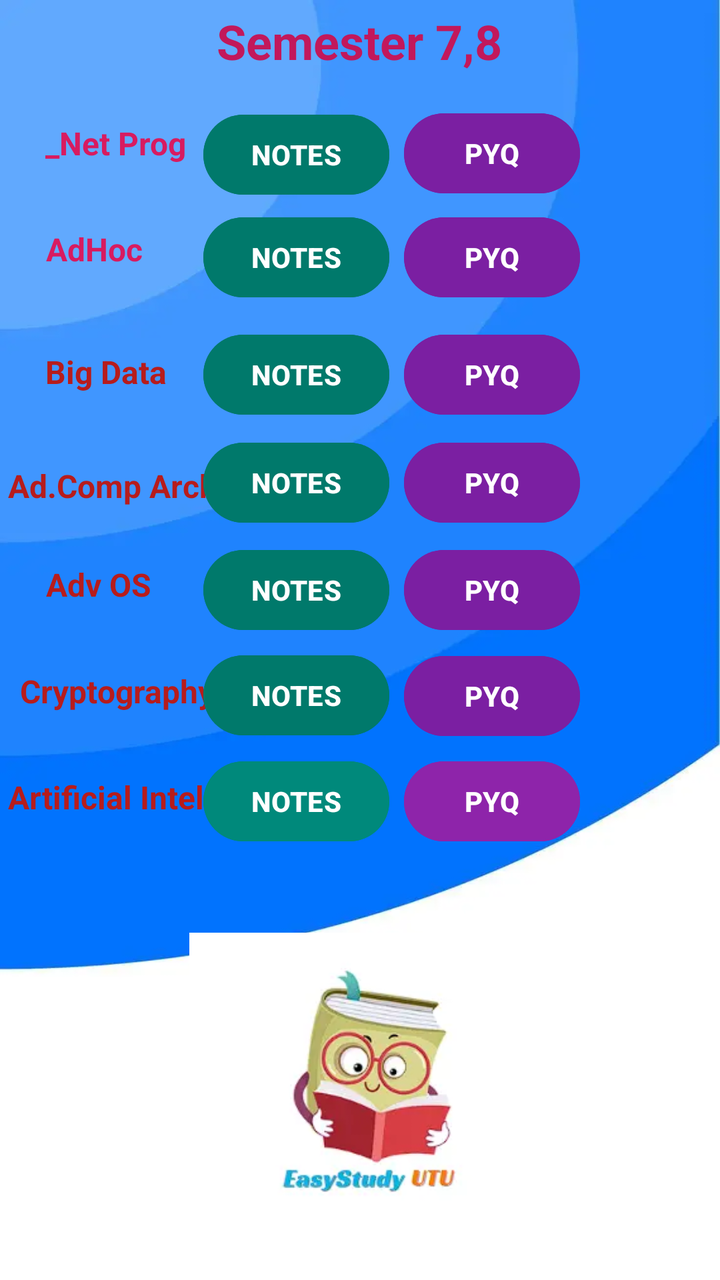
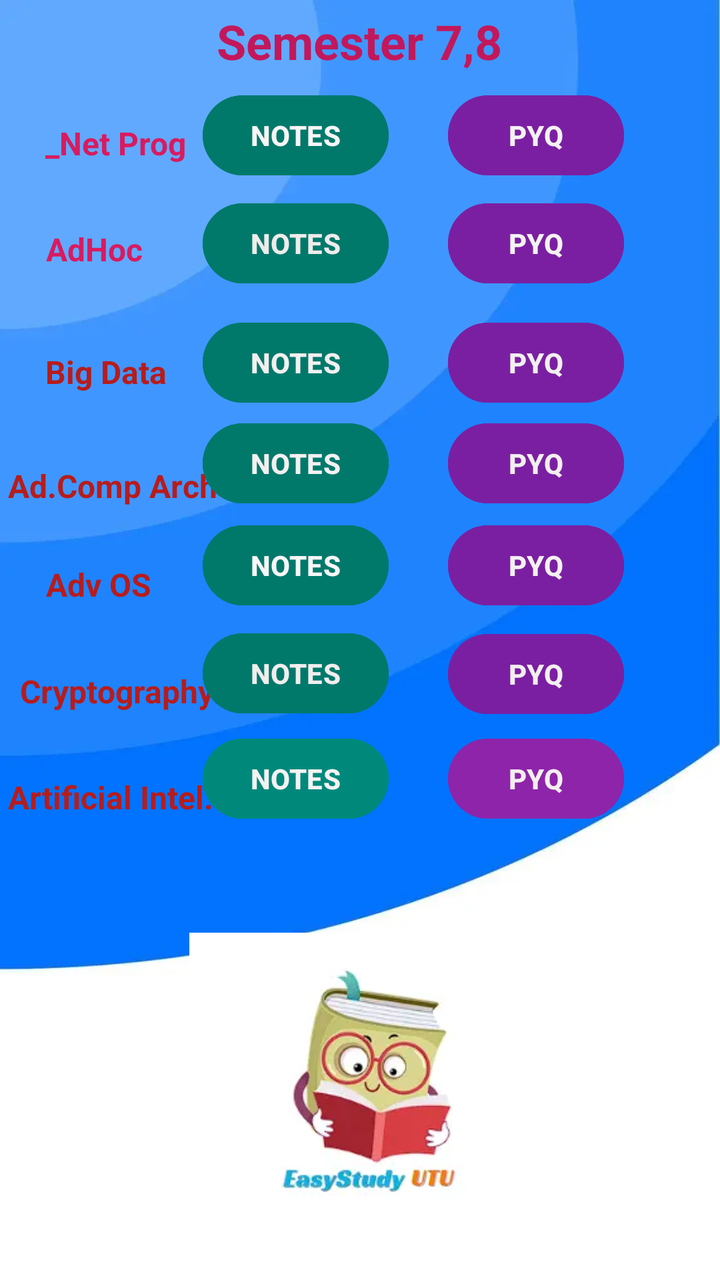

Screens rendered from an Android XML layout before and after an edit, with the pre-edit source and the edit as a unified diff.
<!-- AndroidManifest.xml: application theme Theme.EasyStudyUTU -->
<!-- res/layout/activity_fourth_year.xml -->
<?xml version="1.0" encoding="utf-8"?>
<androidx.constraintlayout.widget.ConstraintLayout xmlns:android="http://schemas.android.com/apk/res/android"
    xmlns:app="http://schemas.android.com/apk/res-auto"
    xmlns:tools="http://schemas.android.com/tools"
    style="d"
    android:layout_width="match_parent"
    android:layout_height="match_parent"
    android:background="@drawable/background2"
    android:foregroundTint="#D81B60"
    tools:context=".FourthYear">


    <TextView
        android:id="@+id/textView30"
        android:layout_width="wrap_content"
        android:layout_height="wrap_content"
        android:text="Cryptography"
        android:textColor="#B71C1C"
        android:textSize="16dp"
        android:textStyle="bold"
        app:layout_constraintBottom_toBottomOf="parent"
        app:layout_constraintEnd_toEndOf="parent"
        app:layout_constraintHorizontal_bias="0.038"
        app:layout_constraintStart_toStartOf="parent"
        app:layout_constraintTop_toTopOf="parent"
        app:layout_constraintVertical_bias="0.541" />

    <Button
        android:id="@+id/adhocpyq"
        android:layout_width="wrap_content"
        android:layout_height="wrap_content"
        android:backgroundTint="#7B1FA2"
        android:text="PYQ"
        android:textStyle="bold"
        app:layout_constraintBottom_toBottomOf="parent"
        app:layout_constraintEnd_toEndOf="parent"
        app:layout_constraintHorizontal_bias="0.743"
        app:layout_constraintStart_toStartOf="parent"
        app:layout_constraintTop_toTopOf="parent"
        app:layout_constraintVertical_bias="0.177" />

    <TextView
        android:id="@+id/textView25"
        android:layout_width="wrap_content"
        android:layout_height="wrap_content"
        android:foregroundTint="#F44336"
        android:text="Semester 7,8"
        android:textColor="#C2185B"
        android:textSize="24dp"
        android:textStyle="bold"
        app:layout_constraintBottom_toBottomOf="parent"
        app:layout_constraintEnd_toEndOf="parent"
        app:layout_constraintHorizontal_bias="0.498"
        app:layout_constraintStart_toStartOf="parent"
        app:layout_constraintTop_toTopOf="parent"
        app:layout_constraintVertical_bias="0.007" />

    <TextView
        android:id="@+id/textView26"
        android:layout_width="wrap_content"
        android:layout_height="wrap_content"
        android:text="_Net Prog"
        android:textColor="#D81B60"
        android:textSize="16dp"
        android:textStyle="bold"
        app:layout_constraintBottom_toBottomOf="parent"
        app:layout_constraintEnd_toEndOf="parent"
        app:layout_constraintHorizontal_bias="0.078"
        app:layout_constraintStart_toStartOf="parent"
        app:layout_constraintTop_toTopOf="parent"
        app:layout_constraintVertical_bias="0.098" />

    <Button
        android:id="@+id/dotnetnotes"
        android:layout_width="wrap_content"
        android:layout_height="wrap_content"
        android:backgroundTint="#00796B"
        android:text="NOTES"
        android:textStyle="bold"
        app:layout_constraintBottom_toBottomOf="parent"
        app:layout_constraintEnd_toEndOf="parent"
        app:layout_constraintHorizontal_bias="0.381"
        app:layout_constraintStart_toStartOf="parent"
        app:layout_constraintTop_toTopOf="parent"
        app:layout_constraintVertical_bias="0.09" />

    <Button
        android:id="@+id/dotnetpyq"
        android:layout_width="wrap_content"
        android:layout_height="wrap_content"
        android:backgroundTint="#7B1FA2"
        android:text="PYQ"
        android:textStyle="bold"
        app:layout_constraintBottom_toBottomOf="parent"
        app:layout_constraintEnd_toEndOf="parent"
        app:layout_constraintHorizontal_bias="0.743"
        app:layout_constraintStart_toStartOf="parent"
        app:layout_constraintTop_toTopOf="parent"
        app:layout_constraintVertical_bias="0.089" />

    <TextView
        android:id="@+id/textView27"
        android:layout_width="wrap_content"
        android:layout_height="wrap_content"
        android:text="AdHoc "
        android:textColor="#D81B60"
        android:textSize="16dp"
        android:textStyle="bold"
        app:layout_constraintBottom_toBottomOf="parent"
        app:layout_constraintEnd_toEndOf="parent"
        app:layout_constraintHorizontal_bias="0.075"
        app:layout_constraintStart_toStartOf="parent"
        app:layout_constraintTop_toTopOf="parent"
        app:layout_constraintVertical_bias="0.184" />

    <Button
        android:id="@+id/adhocnotes"
        android:layout_width="wrap_content"
        android:layout_height="wrap_content"
        android:backgroundTint="#00796B"
        android:text="NOTES"
        android:textStyle="bold"
        app:layout_constraintBottom_toBottomOf="parent"
        app:layout_constraintEnd_toEndOf="parent"
        app:layout_constraintHorizontal_bias="0.381"
        app:layout_constraintStart_toStartOf="parent"
        app:layout_constraintTop_toTopOf="parent"
        app:layout_constraintVertical_bias="0.177" />

    <TextView
        android:id="@+id/textView28"
        android:layout_width="wrap_content"
        android:layout_height="wrap_content"
        android:text="Big Data"
        android:textAllCaps="false"
        android:textColor="#B71C1C"
        android:textSize="16dp"
        android:textStyle="bold"
        app:layout_constraintBottom_toBottomOf="parent"
        app:layout_constraintEnd_toEndOf="parent"
        app:layout_constraintHorizontal_bias="0.076"
        app:layout_constraintStart_toStartOf="parent"
        app:layout_constraintTop_toTopOf="parent"
        app:layout_constraintVertical_bias="0.283" />

    <Button
        android:id="@+id/bigdatanotes"
        android:layout_width="wrap_content"
        android:layout_height="wrap_content"
        android:backgroundTint="#00796B"
        android:text="NOTES"
        android:textStyle="bold"
        app:layout_constraintBottom_toBottomOf="parent"
        app:layout_constraintEnd_toEndOf="parent"
        app:layout_constraintHorizontal_bias="0.381"
        app:layout_constraintStart_toStartOf="parent"
        app:layout_constraintTop_toTopOf="parent"
        app:layout_constraintVertical_bias="0.276" />

    <Button
        android:id="@+id/bigdatapyq"
        android:layout_width="wrap_content"
        android:layout_height="wrap_content"
        android:backgroundTint="#7B1FA2"
        android:text="PYQ"
        android:textStyle="bold"
        app:layout_constraintBottom_toBottomOf="parent"
        app:layout_constraintEnd_toEndOf="parent"
        app:layout_constraintHorizontal_bias="0.743"
        app:layout_constraintStart_toStartOf="parent"
        app:layout_constraintTop_toTopOf="parent"
        app:layout_constraintVertical_bias="0.276" />

    <TextView
        android:id="@+id/textView24"
        android:layout_width="wrap_content"
        android:layout_height="wrap_content"
        android:text="Ad.Comp Arch"
        android:textColor="#B71C1C"
        android:textSize="16dp"
        android:textStyle="bold"
        app:layout_constraintBottom_toBottomOf="parent"
        app:layout_constraintEnd_toEndOf="parent"
        app:layout_constraintHorizontal_bias="0.016"
        app:layout_constraintStart_toStartOf="parent"
        app:layout_constraintTop_toTopOf="parent"
        app:layout_constraintVertical_bias="0.375" />

    <Button
        android:id="@+id/advcoanotes"
        android:layout_width="wrap_content"
        android:layout_height="wrap_content"
        android:backgroundTint="#00796B"
        android:text="NOTES"
        android:textStyle="bold"
        app:layout_constraintBottom_toBottomOf="parent"
        app:layout_constraintEnd_toEndOf="parent"
        app:layout_constraintHorizontal_bias="0.381"
        app:layout_constraintStart_toStartOf="parent"
        app:layout_constraintTop_toTopOf="parent"
        app:layout_constraintVertical_bias="0.367" />

    <Button
        android:id="@+id/advcoapyq"
        android:layout_width="wrap_content"
        android:layout_height="wrap_content"
        android:backgroundTint="#7B1FA2"
        android:text="PYQ"
        android:textStyle="bold"
        app:layout_constraintBottom_toBottomOf="parent"
        app:layout_constraintEnd_toEndOf="parent"
        app:layout_constraintHorizontal_bias="0.743"
        app:layout_constraintStart_toStartOf="parent"
        app:layout_constraintTop_toTopOf="parent"
        app:layout_constraintVertical_bias="0.367" />

    <TextView
        android:id="@+id/textView29"
        android:layout_width="wrap_content"
        android:layout_height="wrap_content"
        android:text="Adv OS"
        android:textColor="#B71C1C"
        android:textSize="16dp"
        android:textStyle="bold"
        app:layout_constraintBottom_toBottomOf="parent"
        app:layout_constraintEnd_toEndOf="parent"
        app:layout_constraintHorizontal_bias="0.075"
        app:layout_constraintStart_toStartOf="parent"
        app:layout_constraintTop_toTopOf="parent"
        app:layout_constraintVertical_bias="0.455" />

    <Button
        android:id="@+id/advosnotes"
        android:layout_width="wrap_content"
        android:layout_height="wrap_content"
        android:backgroundTint="#00796B"
        android:text="NOTES"
        android:textStyle="bold"
        app:layout_constraintBottom_toBottomOf="parent"
        app:layout_constraintEnd_toEndOf="parent"
        app:layout_constraintHorizontal_bias="0.381"
        app:layout_constraintStart_toStartOf="parent"
        app:layout_constraintTop_toTopOf="parent"
        app:layout_constraintVertical_bias="0.458" />

    <Button
        android:id="@+id/advospyq"
        android:layout_width="wrap_content"
        android:layout_height="wrap_content"
        android:backgroundTint="#7B1FA2"
        android:text="PYQ"
        android:textStyle="bold"
        app:layout_constraintBottom_toBottomOf="parent"
        app:layout_constraintEnd_toEndOf="parent"
        app:layout_constraintHorizontal_bias="0.743"
        app:layout_constraintStart_toStartOf="parent"
        app:layout_constraintTop_toTopOf="@+id/textView25"
        app:layout_constraintVertical_bias="0.454" />

    <Button
        android:id="@+id/cryptonotes"
        android:layout_width="wrap_content"
        android:layout_height="wrap_content"
        android:backgroundTint="#00796B"
        android:text="NOTES"
        android:textStyle="bold"
        app:layout_constraintBottom_toBottomOf="parent"
        app:layout_constraintEnd_toEndOf="parent"
        app:layout_constraintHorizontal_bias="0.381"
        app:layout_constraintStart_toStartOf="parent"
        app:layout_constraintTop_toTopOf="parent"
        app:layout_constraintVertical_bias="0.547" />

    <Button
        android:id="@+id/cryptopyq"
        android:layout_width="wrap_content"
        android:layout_height="wrap_content"
        android:backgroundTint="#7B1FA2"
        android:text="PYQ"
        android:textStyle="bold"
        app:layout_constraintBottom_toBottomOf="parent"
        app:layout_constraintEnd_toEndOf="parent"
        app:layout_constraintHorizontal_bias="0.743"
        app:layout_constraintStart_toStartOf="parent"
        app:layout_constraintTop_toTopOf="@+id/textView25"
        app:layout_constraintVertical_bias="0.544" />

    <ImageView
        android:id="@+id/imageView7"
        android:layout_width="171dp"
        android:layout_height="185dp"
        app:layout_constraintBottom_toBottomOf="parent"
        app:layout_constraintEnd_toEndOf="parent"
        app:layout_constraintStart_toStartOf="parent"
        app:layout_constraintTop_toTopOf="parent"
        app:layout_constraintVertical_bias="1.0"
        app:srcCompat="@drawable/applogo" />

    <TextView
        android:id="@+id/textView31"
        android:layout_width="wrap_content"
        android:layout_height="wrap_content"
        android:backgroundTint="#D81B60"
        android:text="Artificial Intel."
        android:textColor="#B71C1C"
        android:textSize="16dp"
        android:textStyle="bold"
        app:layout_constraintBottom_toBottomOf="parent"
        app:layout_constraintEnd_toEndOf="parent"
        app:layout_constraintHorizontal_bias="0.016"
        app:layout_constraintStart_toStartOf="parent"
        app:layout_constraintTop_toTopOf="parent"
        app:layout_constraintVertical_bias="0.627" />

    <Button
        android:id="@+id/ainotes"
        android:layout_width="wrap_content"
        android:layout_height="wrap_content"
        android:backgroundTint="#00897B"
        android:text="NOTES"
        android:textStyle="bold"
        app:layout_constraintBottom_toBottomOf="parent"
        app:layout_constraintEnd_toEndOf="parent"
        app:layout_constraintHorizontal_bias="0.381"
        app:layout_constraintStart_toStartOf="parent"
        app:layout_constraintTop_toTopOf="parent"
        app:layout_constraintVertical_bias="0.636" />

    <Button
        android:id="@+id/aipyq"
        android:layout_width="wrap_content"
        android:layout_height="wrap_content"
        android:backgroundTint="#8E24AA"
        android:text="PYQ"
        android:textStyle="bold"
        app:layout_constraintBottom_toBottomOf="parent"
        app:layout_constraintEnd_toEndOf="parent"
        app:layout_constraintHorizontal_bias="0.743"
        app:layout_constraintStart_toStartOf="parent"
        app:layout_constraintTop_toTopOf="parent"
        app:layout_constraintVertical_bias="0.636" />

</androidx.constraintlayout.widget.ConstraintLayout>
<!-- resources referenced by this layout -->
<resources>
  <!-- drawable applogo: webp bitmap (drawable, 4716 bytes) -->
  <!-- drawable background2: webp bitmap (drawable, 6770 bytes) -->
  <style name="Theme.EasyStudyUTU" parent="Base.Theme.EasyStudyUTU" />
  <style name="Base.Theme.EasyStudyUTU" parent="Theme.Material3.DayNight.NoActionBar">
          
          
      </style>
</resources>

<!-- the commit's change to res/layout/activity_fourth_year.xml (unified diff, before → after) -->
@@ -31,13 +31,14 @@
         android:layout_height="wrap_content"
         android:backgroundTint="#7B1FA2"
         android:text="PYQ"
-        android:textStyle="bold"
-        app:layout_constraintBottom_toBottomOf="parent"
-        app:layout_constraintEnd_toEndOf="parent"
-        app:layout_constraintHorizontal_bias="0.743"
-        app:layout_constraintStart_toStartOf="parent"
-        app:layout_constraintTop_toTopOf="parent"
-        app:layout_constraintVertical_bias="0.177" />
+        android:textColor="#F4F3F3"
+        android:textStyle="bold"
+        app:layout_constraintBottom_toBottomOf="parent"
+        app:layout_constraintEnd_toEndOf="parent"
+        app:layout_constraintHorizontal_bias="0.823"
+        app:layout_constraintStart_toStartOf="parent"
+        app:layout_constraintTop_toTopOf="parent"
+        app:layout_constraintVertical_bias="0.165" />
 
     <TextView
         android:id="@+id/textView25"
@@ -76,13 +77,14 @@
         android:layout_height="wrap_content"
         android:backgroundTint="#00796B"
         android:text="NOTES"
-        android:textStyle="bold"
-        app:layout_constraintBottom_toBottomOf="parent"
-        app:layout_constraintEnd_toEndOf="parent"
-        app:layout_constraintHorizontal_bias="0.381"
-        app:layout_constraintStart_toStartOf="parent"
-        app:layout_constraintTop_toTopOf="parent"
-        app:layout_constraintVertical_bias="0.09" />
+        android:textColor="#F8F5F5"
+        android:textStyle="bold"
+        app:layout_constraintBottom_toBottomOf="parent"
+        app:layout_constraintEnd_toEndOf="parent"
+        app:layout_constraintHorizontal_bias="0.38"
+        app:layout_constraintStart_toStartOf="parent"
+        app:layout_constraintTop_toTopOf="parent"
+        app:layout_constraintVertical_bias="0.074" />
 
     <Button
         android:id="@+id/dotnetpyq"
@@ -90,13 +92,14 @@
         android:layout_height="wrap_content"
         android:backgroundTint="#7B1FA2"
         android:text="PYQ"
-        android:textStyle="bold"
-        app:layout_constraintBottom_toBottomOf="parent"
-        app:layout_constraintEnd_toEndOf="parent"
-        app:layout_constraintHorizontal_bias="0.743"
-        app:layout_constraintStart_toStartOf="parent"
-        app:layout_constraintTop_toTopOf="parent"
-        app:layout_constraintVertical_bias="0.089" />
+        android:textColor="#F4F2F2"
+        android:textStyle="bold"
+        app:layout_constraintBottom_toBottomOf="parent"
+        app:layout_constraintEnd_toEndOf="parent"
+        app:layout_constraintHorizontal_bias="0.823"
+        app:layout_constraintStart_toStartOf="parent"
+        app:layout_constraintTop_toTopOf="parent"
+        app:layout_constraintVertical_bias="0.074" />
 
     <TextView
         android:id="@+id/textView27"
@@ -119,13 +122,14 @@
         android:layout_height="wrap_content"
         android:backgroundTint="#00796B"
         android:text="NOTES"
-        android:textStyle="bold"
-        app:layout_constraintBottom_toBottomOf="parent"
-        app:layout_constraintEnd_toEndOf="parent"
-        app:layout_constraintHorizontal_bias="0.381"
-        app:layout_constraintStart_toStartOf="parent"
-        app:layout_constraintTop_toTopOf="parent"
-        app:layout_constraintVertical_bias="0.177" />
+        android:textColor="#EFEBEB"
+        android:textStyle="bold"
+        app:layout_constraintBottom_toBottomOf="parent"
+        app:layout_constraintEnd_toEndOf="parent"
+        app:layout_constraintHorizontal_bias="0.38"
+        app:layout_constraintStart_toStartOf="parent"
+        app:layout_constraintTop_toTopOf="parent"
+        app:layout_constraintVertical_bias="0.165" />
 
     <TextView
         android:id="@+id/textView28"
@@ -149,13 +153,14 @@
         android:layout_height="wrap_content"
         android:backgroundTint="#00796B"
         android:text="NOTES"
-        android:textStyle="bold"
-        app:layout_constraintBottom_toBottomOf="parent"
-        app:layout_constraintEnd_toEndOf="parent"
-        app:layout_constraintHorizontal_bias="0.381"
-        app:layout_constraintStart_toStartOf="parent"
-        app:layout_constraintTop_toTopOf="parent"
-        app:layout_constraintVertical_bias="0.276" />
+        android:textColor="#F3EFEF"
+        android:textStyle="bold"
+        app:layout_constraintBottom_toBottomOf="parent"
+        app:layout_constraintEnd_toEndOf="parent"
+        app:layout_constraintHorizontal_bias="0.38"
+        app:layout_constraintStart_toStartOf="parent"
+        app:layout_constraintTop_toTopOf="parent"
+        app:layout_constraintVertical_bias="0.266" />
 
     <Button
         android:id="@+id/bigdatapyq"
@@ -163,13 +168,14 @@
         android:layout_height="wrap_content"
         android:backgroundTint="#7B1FA2"
         android:text="PYQ"
-        android:textStyle="bold"
-        app:layout_constraintBottom_toBottomOf="parent"
-        app:layout_constraintEnd_toEndOf="parent"
-        app:layout_constraintHorizontal_bias="0.743"
-        app:layout_constraintStart_toStartOf="parent"
-        app:layout_constraintTop_toTopOf="parent"
-        app:layout_constraintVertical_bias="0.276" />
+        android:textColor="#F1EFEF"
+        android:textStyle="bold"
+        app:layout_constraintBottom_toBottomOf="parent"
+        app:layout_constraintEnd_toEndOf="parent"
+        app:layout_constraintHorizontal_bias="0.823"
+        app:layout_constraintStart_toStartOf="parent"
+        app:layout_constraintTop_toTopOf="parent"
+        app:layout_constraintVertical_bias="0.266" />
 
     <TextView
         android:id="@+id/textView24"
@@ -192,13 +198,14 @@
         android:layout_height="wrap_content"
         android:backgroundTint="#00796B"
         android:text="NOTES"
-        android:textStyle="bold"
-        app:layout_constraintBottom_toBottomOf="parent"
-        app:layout_constraintEnd_toEndOf="parent"
-        app:layout_constraintHorizontal_bias="0.381"
-        app:layout_constraintStart_toStartOf="parent"
-        app:layout_constraintTop_toTopOf="parent"
-        app:layout_constraintVertical_bias="0.367" />
+        android:textColor="#F3F0F0"
+        android:textStyle="bold"
+        app:layout_constraintBottom_toBottomOf="parent"
+        app:layout_constraintEnd_toEndOf="parent"
+        app:layout_constraintHorizontal_bias="0.38"
+        app:layout_constraintStart_toStartOf="parent"
+        app:layout_constraintTop_toTopOf="parent"
+        app:layout_constraintVertical_bias="0.351" />
 
     <Button
         android:id="@+id/advcoapyq"
@@ -206,13 +213,14 @@
         android:layout_height="wrap_content"
         android:backgroundTint="#7B1FA2"
         android:text="PYQ"
-        android:textStyle="bold"
-        app:layout_constraintBottom_toBottomOf="parent"
-        app:layout_constraintEnd_toEndOf="parent"
-        app:layout_constraintHorizontal_bias="0.743"
-        app:layout_constraintStart_toStartOf="parent"
-        app:layout_constraintTop_toTopOf="parent"
-        app:layout_constraintVertical_bias="0.367" />
+        android:textColor="#F3EFEF"
+        android:textStyle="bold"
+        app:layout_constraintBottom_toBottomOf="parent"
+        app:layout_constraintEnd_toEndOf="parent"
+        app:layout_constraintHorizontal_bias="0.823"
+        app:layout_constraintStart_toStartOf="parent"
+        app:layout_constraintTop_toTopOf="parent"
+        app:layout_constraintVertical_bias="0.351" />
 
     <TextView
         android:id="@+id/textView29"
@@ -235,13 +243,14 @@
         android:layout_height="wrap_content"
         android:backgroundTint="#00796B"
         android:text="NOTES"
-        android:textStyle="bold"
-        app:layout_constraintBottom_toBottomOf="parent"
-        app:layout_constraintEnd_toEndOf="parent"
-        app:layout_constraintHorizontal_bias="0.381"
-        app:layout_constraintStart_toStartOf="parent"
-        app:layout_constraintTop_toTopOf="parent"
-        app:layout_constraintVertical_bias="0.458" />
+        android:textColor="#F8F6F6"
+        android:textStyle="bold"
+        app:layout_constraintBottom_toBottomOf="parent"
+        app:layout_constraintEnd_toEndOf="parent"
+        app:layout_constraintHorizontal_bias="0.38"
+        app:layout_constraintStart_toStartOf="parent"
+        app:layout_constraintTop_toTopOf="parent"
+        app:layout_constraintVertical_bias="0.437" />
 
     <Button
         android:id="@+id/advospyq"
@@ -249,13 +258,14 @@
         android:layout_height="wrap_content"
         android:backgroundTint="#7B1FA2"
         android:text="PYQ"
-        android:textStyle="bold"
-        app:layout_constraintBottom_toBottomOf="parent"
-        app:layout_constraintEnd_toEndOf="parent"
-        app:layout_constraintHorizontal_bias="0.743"
+        android:textColor="#F4F1F1"
+        android:textStyle="bold"
+        app:layout_constraintBottom_toBottomOf="parent"
+        app:layout_constraintEnd_toEndOf="parent"
+        app:layout_constraintHorizontal_bias="0.823"
         app:layout_constraintStart_toStartOf="parent"
         app:layout_constraintTop_toTopOf="@+id/textView25"
-        app:layout_constraintVertical_bias="0.454" />
+        app:layout_constraintVertical_bias="0.433" />
 
     <Button
         android:id="@+id/cryptonotes"
@@ -263,13 +273,14 @@
         android:layout_height="wrap_content"
         android:backgroundTint="#00796B"
         android:text="NOTES"
-        android:textStyle="bold"
-        app:layout_constraintBottom_toBottomOf="parent"
-        app:layout_constraintEnd_toEndOf="parent"
-        app:layout_constraintHorizontal_bias="0.381"
-        app:layout_constraintStart_toStartOf="parent"
-        app:layout_constraintTop_toTopOf="parent"
-        app:layout_constraintVertical_bias="0.547" />
+        android:textColor="#F1EDED"
+        android:textStyle="bold"
+        app:layout_constraintBottom_toBottomOf="parent"
+        app:layout_constraintEnd_toEndOf="parent"
+        app:layout_constraintHorizontal_bias="0.38"
+        app:layout_constraintStart_toStartOf="parent"
+        app:layout_constraintTop_toTopOf="parent"
+        app:layout_constraintVertical_bias="0.528" />
 
     <Button
         android:id="@+id/cryptopyq"
@@ -277,13 +288,14 @@
         android:layout_height="wrap_content"
         android:backgroundTint="#7B1FA2"
         android:text="PYQ"
-        android:textStyle="bold"
-        app:layout_constraintBottom_toBottomOf="parent"
-        app:layout_constraintEnd_toEndOf="parent"
-        app:layout_constraintHorizontal_bias="0.743"
+        android:textColor="#F3EFEF"
+        android:textStyle="bold"
+        app:layout_constraintBottom_toBottomOf="parent"
+        app:layout_constraintEnd_toEndOf="parent"
+        app:layout_constraintHorizontal_bias="0.823"
         app:layout_constraintStart_toStartOf="parent"
         app:layout_constraintTop_toTopOf="@+id/textView25"
-        app:layout_constraintVertical_bias="0.544" />
+        app:layout_constraintVertical_bias="0.525" />
 
     <ImageView
         android:id="@+id/imageView7"
@@ -318,13 +330,14 @@
         android:layout_height="wrap_content"
         android:backgroundTint="#00897B"
         android:text="NOTES"
-        android:textStyle="bold"
-        app:layout_constraintBottom_toBottomOf="parent"
-        app:layout_constraintEnd_toEndOf="parent"
-        app:layout_constraintHorizontal_bias="0.381"
-        app:layout_constraintStart_toStartOf="parent"
-        app:layout_constraintTop_toTopOf="parent"
-        app:layout_constraintVertical_bias="0.636" />
+        android:textColor="#F4F2F2"
+        android:textStyle="bold"
+        app:layout_constraintBottom_toBottomOf="parent"
+        app:layout_constraintEnd_toEndOf="parent"
+        app:layout_constraintHorizontal_bias="0.38"
+        app:layout_constraintStart_toStartOf="parent"
+        app:layout_constraintTop_toTopOf="parent"
+        app:layout_constraintVertical_bias="0.617" />
 
     <Button
         android:id="@+id/aipyq"
@@ -332,12 +345,13 @@
         android:layout_height="wrap_content"
         android:backgroundTint="#8E24AA"
         android:text="PYQ"
-        android:textStyle="bold"
-        app:layout_constraintBottom_toBottomOf="parent"
-        app:layout_constraintEnd_toEndOf="parent"
-        app:layout_constraintHorizontal_bias="0.743"
-        app:layout_constraintStart_toStartOf="parent"
-        app:layout_constraintTop_toTopOf="parent"
-        app:layout_constraintVertical_bias="0.636" />
+        android:textColor="#F3EFEF"
+        android:textStyle="bold"
+        app:layout_constraintBottom_toBottomOf="parent"
+        app:layout_constraintEnd_toEndOf="parent"
+        app:layout_constraintHorizontal_bias="0.823"
+        app:layout_constraintStart_toStartOf="parent"
+        app:layout_constraintTop_toTopOf="parent"
+        app:layout_constraintVertical_bias="0.617" />
 
 </androidx.constraintlayout.widget.ConstraintLayout>
